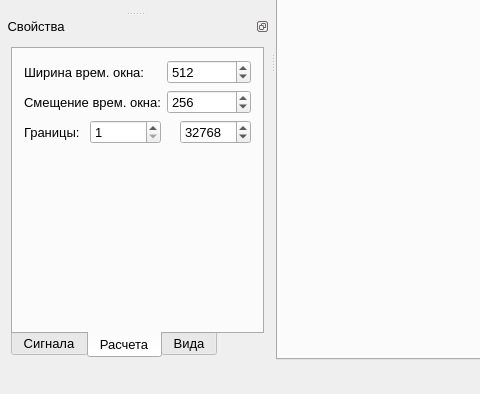
First picture: the form in gui/MainWindow.ui, repository Qinterfly/EvalSig, before the edit; both pictures show x 0 to 480 and y 295 to 689 of the 900 by 689 pixel window.
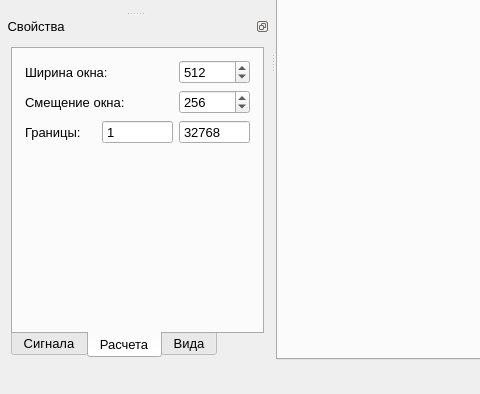
Second picture: the form after the edit. The open tabs and pages were chosen to show the change. Icons and pictures are not drawn. Custom widgets are drawn as their Qt base class.

```diff
--- a/gui/MainWindow.ui
+++ b/gui/MainWindow.ui
@@ -665,7 +665,7 @@
             <number>13</number>
            </property>
            <attribute name="horizontalHeaderVisible">
-            <bool>true</bool>
+            <bool>false</bool>
            </attribute>
            <attribute name="horizontalHeaderCascadingSectionResizes">
             <bool>false</bool>
@@ -676,6 +676,9 @@
            <attribute name="horizontalHeaderDefaultSectionSize">
             <number>117</number>
            </attribute>
+           <attribute name="horizontalHeaderHighlightSections">
+            <bool>true</bool>
+           </attribute>
            <attribute name="verticalHeaderVisible">
             <bool>false</bool>
            </attribute>
@@ -859,20 +862,25 @@
            <property name="spacing">
             <number>6</number>
            </property>
+           <property name="leftMargin">
+            <number>1</number>
+           </property>
+           <property name="rightMargin">
+            <number>1</number>
+           </property>
            <item>
-            <layout class="QFormLayout" name="tabCalcFormLayout">
-             <property name="verticalSpacing">
-              <number>6</number>
-             </property>
-             <item row="0" column="0">
-              <widget class="QLabel" name="labelTimeWidth">
-               <property name="text">
-                <string>Ширина врем. окна:</string>
-               </property>
-              </widget>
-             </item>
-             <item row="0" column="1">
+            <layout class="QGridLayout" name="tabCalcFormLayout">
+             <item row="0" column="2">
               <widget class="QSpinBox" name="spinBoxTimeWidth">
+               <property name="layoutDirection">
+                <enum>Qt::LeftToRight</enum>
+               </property>
+               <property name="alignment">
+                <set>Qt::AlignLeading|Qt::AlignLeft|Qt::AlignVCenter</set>
+               </property>
+               <property name="buttonSymbols">
+                <enum>QAbstractSpinBox::UpDownArrows</enum>
+               </property>
                <property name="minimum">
                 <number>1</number>
                </property>
@@ -884,14 +892,7 @@
                </property>
               </widget>
              </item>
-             <item row="1" column="0">
-              <widget class="QLabel" name="labelOverlapFactor">
-               <property name="text">
-                <string>Cмещение врем. окна:</string>
-               </property>
-              </widget>
-             </item>
-             <item row="1" column="1">
+             <item row="1" column="2">
               <widget class="QSpinBox" name="spinBoxShiftWindow">
                <property name="minimum">
                 <number>1</number>
@@ -904,6 +905,58 @@
                </property>
               </widget>
              </item>
+             <item row="1" column="1">
+              <spacer name="horizontalSpacerShiftWindow">
+               <property name="orientation">
+                <enum>Qt::Horizontal</enum>
+               </property>
+               <property name="sizeHint" stdset="0">
+                <size>
+                 <width>40</width>
+                 <height>20</height>
+                </size>
+               </property>
+              </spacer>
+             </item>
+             <item row="0" column="0">
+              <widget class="QLabel" name="labelTimeWidth">
+               <property name="minimumSize">
+                <size>
+                 <width>0</width>
+                 <height>0</height>
+                </size>
+               </property>
+               <property name="text">
+                <string>Ширина окна:</string>
+               </property>
+              </widget>
+             </item>
+             <item row="1" column="0">
+              <widget class="QLabel" name="labelOverlapFactor">
+               <property name="minimumSize">
+                <size>
+                 <width>0</width>
+                 <height>0</height>
+                </size>
+               </property>
+               <property name="text">
+                <string>Cмещение окна:</string>
+               </property>
+              </widget>
+             </item>
+             <item row="0" column="1">
+              <spacer name="horizontalSpacerWidthWindow">
+               <property name="orientation">
+                <enum>Qt::Horizontal</enum>
+               </property>
+               <property name="sizeHint" stdset="0">
+                <size>
+                 <width>40</width>
+                 <height>20</height>
+                </size>
+               </property>
+              </spacer>
+             </item>
             </layout>
            </item>
            <item>
@@ -914,28 +967,40 @@
              <property name="topMargin">
               <number>0</number>
              </property>
-             <item row="0" column="1">
-              <widget class="QSpinBox" name="spinBoxLeftEstimationBoundary">
-               <property name="minimum">
-                <number>1</number>
-               </property>
-               <property name="maximum">
-                <number>221119996</number>
-               </property>
-               <property name="stepType">
-                <enum>QAbstractSpinBox::AdaptiveDecimalStepType</enum>
-               </property>
-              </widget>
-             </item>
              <item row="0" column="0">
               <widget class="QLabel" name="labelEstimationBoundaries">
+               <property name="minimumSize">
+                <size>
+                 <width>64</width>
+                 <height>0</height>
+                </size>
+               </property>
                <property name="text">
                 <string>Границы: </string>
                </property>
               </widget>
              </item>
-             <item row="0" column="3">
+             <item row="0" column="1">
+              <widget class="QSpinBox" name="spinBoxLeftEstimationBoundary">
+               <property name="buttonSymbols">
+                <enum>QAbstractSpinBox::NoButtons</enum>
+               </property>
+               <property name="minimum">
+                <number>1</number>
+               </property>
+               <property name="maximum">
+                <number>221119996</number>
+               </property>
+               <property name="stepType">
+                <enum>QAbstractSpinBox::AdaptiveDecimalStepType</enum>
+               </property>
+              </widget>
+             </item>
+             <item row="0" column="2">
               <widget class="QSpinBox" name="spinBoxRightEstimationBoundary">
+               <property name="buttonSymbols">
+                <enum>QAbstractSpinBox::NoButtons</enum>
+               </property>
                <property name="minimum">
                 <number>1</number>
                </property>
@@ -950,19 +1015,6 @@
                </property>
               </widget>
              </item>
-             <item row="0" column="2">
-              <spacer name="horizontalSpacerBoundaries">
-               <property name="orientation">
-                <enum>Qt::Horizontal</enum>
-               </property>
-               <property name="sizeHint" stdset="0">
-                <size>
-                 <width>40</width>
-                 <height>20</height>
-                </size>
-               </property>
-              </spacer>
-             </item>
             </layout>
            </item>
            <item>
@@ -989,14 +1041,7 @@
         <layout class="QVBoxLayout" name="verticalLayout_2">
          <item>
           <layout class="QGridLayout" name="tabViewPropertygridLayout">
-           <item row="0" column="0">
-            <widget class="QLabel" name="labelShowWindow">
-             <property name="text">
-              <string>Номер окна показа:   </string>
-             </property>
-            </widget>
-           </item>
-           <item row="0" column="1">
+           <item row="0" column="2">
             <widget class="QSpinBox" name="spinBoxShowWindow">
              <property name="minimum">
               <number>1</number>
@@ -1006,6 +1051,26 @@
              </property>
             </widget>
            </item>
+           <item row="0" column="0">
+            <widget class="QLabel" name="labelShowWindow">
+             <property name="text">
+              <string>Номер окна:   </string>
+             </property>
+            </widget>
+           </item>
+           <item row="0" column="1">
+            <spacer name="spacerShowWindow">
+             <property name="orientation">
+              <enum>Qt::Horizontal</enum>
+             </property>
+             <property name="sizeHint" stdset="0">
+              <size>
+               <width>40</width>
+               <height>20</height>
+              </size>
+             </property>
+            </spacer>
+           </item>
           </layout>
          </item>
          <item>
@@ -1237,7 +1302,7 @@
   <action name="actionSaveLevels">
    <property name="icon">
     <iconset resource="resource.qrc">
-     <normaloff>:/images/icons/saveLevels.png</normaloff>:/images/icons/saveLevels.png</iconset>
+     <normaloff>:/images/icons/timeLine.png</normaloff>:/images/icons/timeLine.png</iconset>
    </property>
    <property name="text">
     <string>Сохранить уровни</string>
```
